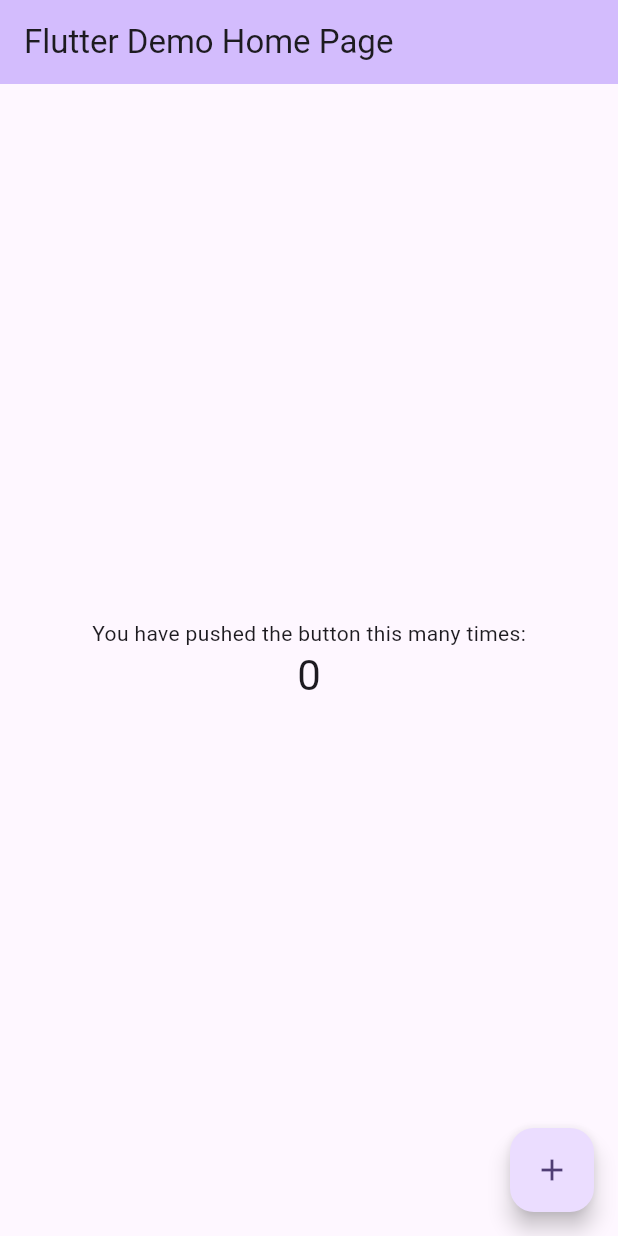
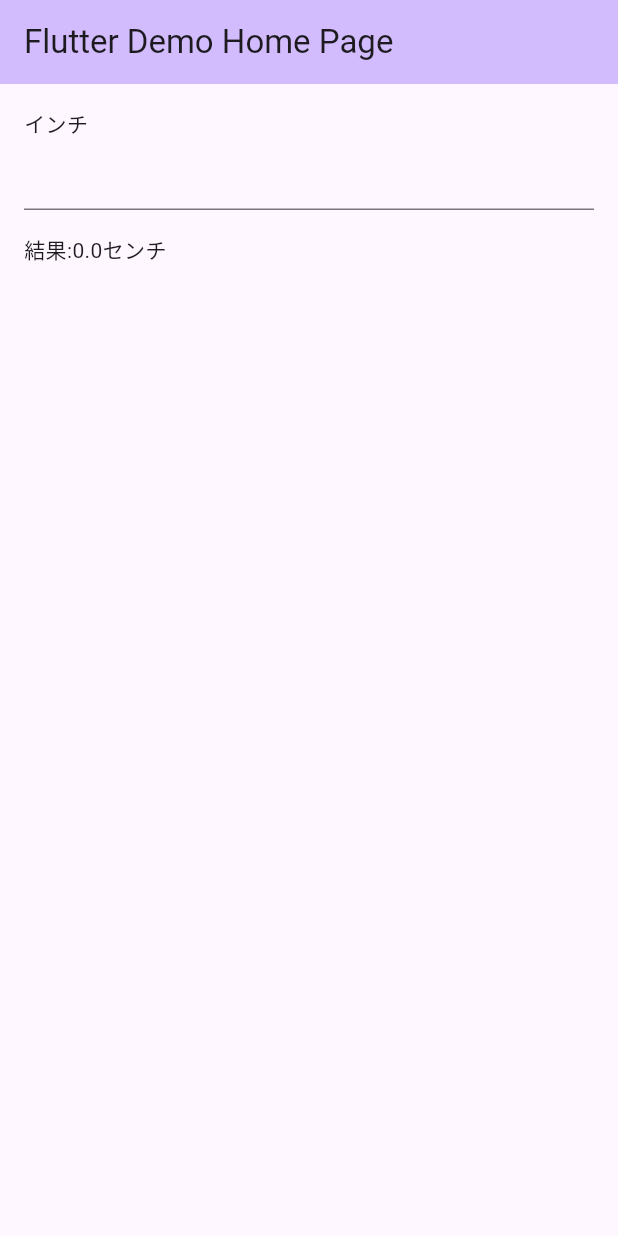
Before and after one commit to k-taiga/flutter_elementary, a Flutter app: the screen it shows after launch, on a phone screen of 412 x 824 dp. Run offline on Flutter 3.47's test engine with Material 3 defaults, Android fonts, the phone set to English and light mode, and no system bars.

Commit message:
[add] centi calculator

```diff
--- a/lib/main.dart
+++ b/lib/main.dart
@@ -7,27 +7,11 @@ void main() {
 class MyApp extends StatelessWidget {
   const MyApp({super.key});
 
-  // This widget is the root of your application.
   @override
   Widget build(BuildContext context) {
     return MaterialApp(
       title: 'Flutter Demo',
       theme: ThemeData(
-        // This is the theme of your application.
-        //
-        // TRY THIS: Try running your application with "flutter run". You'll see
-        // the application has a purple toolbar. Then, without quitting the app,
-        // try changing the seedColor in the colorScheme below to Colors.green
-        // and then invoke "hot reload" (save your changes or press the "hot
-        // reload" button in a Flutter-supported IDE, or press "r" if you used
-        // the command line to start the app).
-        //
-        // Notice that the counter didn't reset back to zero; the application
-        // state is not lost during the reload. To reset the state, use hot
-        // restart instead.
-        //
-        // This works for code too, not just values: Most code changes can be
-        // tested with just a hot reload.
         colorScheme: ColorScheme.fromSeed(seedColor: Colors.deepPurple),
         useMaterial3: true,
       ),
@@ -39,15 +23,6 @@ class MyApp extends StatelessWidget {
 class MyHomePage extends StatefulWidget {
   const MyHomePage({super.key, required this.title});
 
-  // This widget is the home page of your application. It is stateful, meaning
-  // that it has a State object (defined below) that contains fields that affect
-  // how it looks.
-
-  // This class is the configuration for the state. It holds the values (in this
-  // case the title) provided by the parent (in this case the App widget) and
-  // used by the build method of the State. Fields in a Widget subclass are
-  // always marked "final".
-
   final String title;
 
   @override
@@ -55,71 +30,30 @@ class MyHomePage extends StatefulWidget {
 }
 
 class _MyHomePageState extends State<MyHomePage> {
-  int _counter = 0;
-
-  void _incrementCounter() {
-    setState(() {
-      // This call to setState tells the Flutter framework that something has
-      // changed in this State, which causes it to rerun the build method below
-      // so that the display can reflect the updated values. If we changed
-      // _counter without calling setState(), then the build method would not be
-      // called again, and so nothing would appear to happen.
-      _counter++;
-    });
-  }
-
+  double _centi = 0.0;
   @override
   Widget build(BuildContext context) {
-    // This method is rerun every time setState is called, for instance as done
-    // by the _incrementCounter method above.
-    //
-    // The Flutter framework has been optimized to make rerunning build methods
-    // fast, so that you can just rebuild anything that needs updating rather
-    // than having to individually change instances of widgets.
     return Scaffold(
       appBar: AppBar(
-        // TRY THIS: Try changing the color here to a specific color (to
-        // Colors.amber, perhaps?) and trigger a hot reload to see the AppBar
-        // change color while the other colors stay the same.
         backgroundColor: Theme.of(context).colorScheme.inversePrimary,
-        // Here we take the value from the MyHomePage object that was created by
-        // the App.build method, and use it to set our appbar title.
         title: Text(widget.title),
       ),
-      body: Center(
-        // Center is a layout widget. It takes a single child and positions it
-        // in the middle of the parent.
+      body: Padding(
+        padding: const EdgeInsets.all(16.0),
         child: Column(
-          // Column is also a layout widget. It takes a list of children and
-          // arranges them vertically. By default, it sizes itself to fit its
-          // children horizontally, and tries to be as tall as its parent.
-          //
-          // Column has various properties to control how it sizes itself and
-          // how it positions its children. Here we use mainAxisAlignment to
-          // center the children vertically; the main axis here is the vertical
-          // axis because Columns are vertical (the cross axis would be
-          // horizontal).
-          //
-          // TRY THIS: Invoke "debug painting" (choose the "Toggle Debug Paint"
-          // action in the IDE, or press "p" in the console), to see the
-          // wireframe for each widget.
-          mainAxisAlignment: MainAxisAlignment.center,
-          children: <Widget>[
-            const Text(
-              'You have pushed the button this many times:',
-            ),
-            Text(
-              '$_counter',
-              style: Theme.of(context).textTheme.headlineMedium,
-            ),
+          crossAxisAlignment: CrossAxisAlignment.start,
+          children: [
+            Text('インチ'),
+            TextField(onChanged: (value) {
+              setState(() {
+                _centi = (double.tryParse(value) ?? 0) * 2.54;
+              });
+            }),
+            SizedBox(height: 16),
+            Text('結果:$_centiセンチ'),
           ],
         ),
       ),
-      floatingActionButton: FloatingActionButton(
-        onPressed: _incrementCounter,
-        tooltip: 'Increment',
-        child: const Icon(Icons.add),
-      ), // This trailing comma makes auto-formatting nicer for build methods.
     );
   }
 }
```
